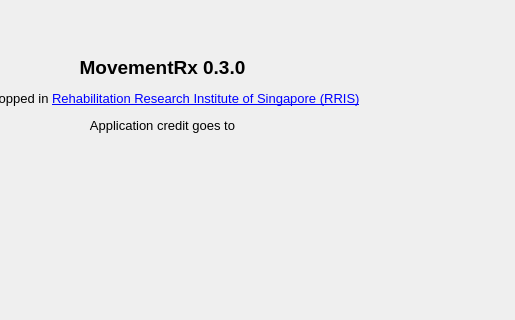
Above: spmclient/ui/gui/xml/ui_about_dialogue.ui from aalhossary/MovementRx before the change; both pictures show x 190 to 705 and y 0 to 320 of the 705 by 539 pixel window. Below: the same form after it.
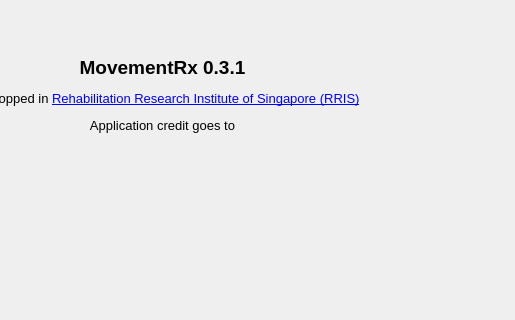
That is the form after the change. Icons and pictures are not drawn.

```diff
--- a/spmclient/ui/gui/xml/ui_about_dialogue.ui
+++ b/spmclient/ui/gui/xml/ui_about_dialogue.ui
@@ -17,7 +17,7 @@
    <item row="0" column="0" colspan="2">
     <widget class="QLabel" name="label">
      <property name="text">
-      <string>&lt;html&gt;&lt;head/&gt;&lt;body&gt;&lt;p align=&quot;center&quot;&gt;&lt;span style=&quot; font-size:14pt; font-weight:600;&quot;&gt;MovementRx 0.3.0&lt;/span&gt;&lt;/p&gt;&lt;p align=&quot;center&quot;&gt;&lt;span style=&quot; font-size:10pt;&quot;&gt;Developped in &lt;/span&gt;&lt;a href=&quot;http://rris.ntu.edu.sg/&quot;&gt;&lt;span style=&quot; font-size:10pt; text-decoration: underline; color:#0000ff;&quot;&gt;Rehabilitation Research Institute of Singapore (RRIS)&lt;/span&gt;&lt;/a&gt;&lt;/p&gt;&lt;p align=&quot;center&quot;&gt;&lt;span style=&quot; font-size:10pt;&quot;&gt;Application credit goes to&lt;/span&gt;&lt;/p&gt;&lt;/body&gt;&lt;/html&gt;</string>
+      <string>&lt;html&gt;&lt;head/&gt;&lt;body&gt;&lt;p align=&quot;center&quot;&gt;&lt;span style=&quot; font-size:14pt; font-weight:600;&quot;&gt;MovementRx 0.3.1&lt;/span&gt;&lt;/p&gt;&lt;p align=&quot;center&quot;&gt;&lt;span style=&quot; font-size:10pt;&quot;&gt;Developped in &lt;/span&gt;&lt;a href=&quot;http://rris.ntu.edu.sg/&quot;&gt;&lt;span style=&quot; font-size:10pt; text-decoration: underline; color:#0000ff;&quot;&gt;Rehabilitation Research Institute of Singapore (RRIS)&lt;/span&gt;&lt;/a&gt;&lt;/p&gt;&lt;p align=&quot;center&quot;&gt;&lt;span style=&quot; font-size:10pt;&quot;&gt;Application credit goes to&lt;/span&gt;&lt;/p&gt;&lt;/body&gt;&lt;/html&gt;</string>
      </property>
     </widget>
    </item>
```
